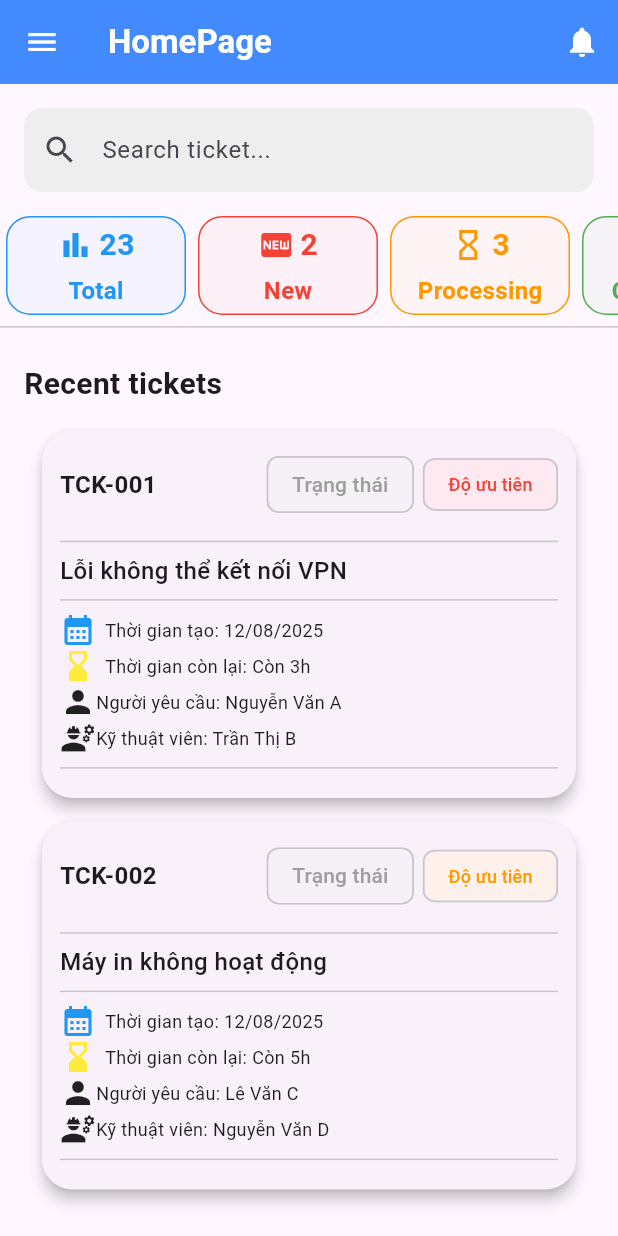
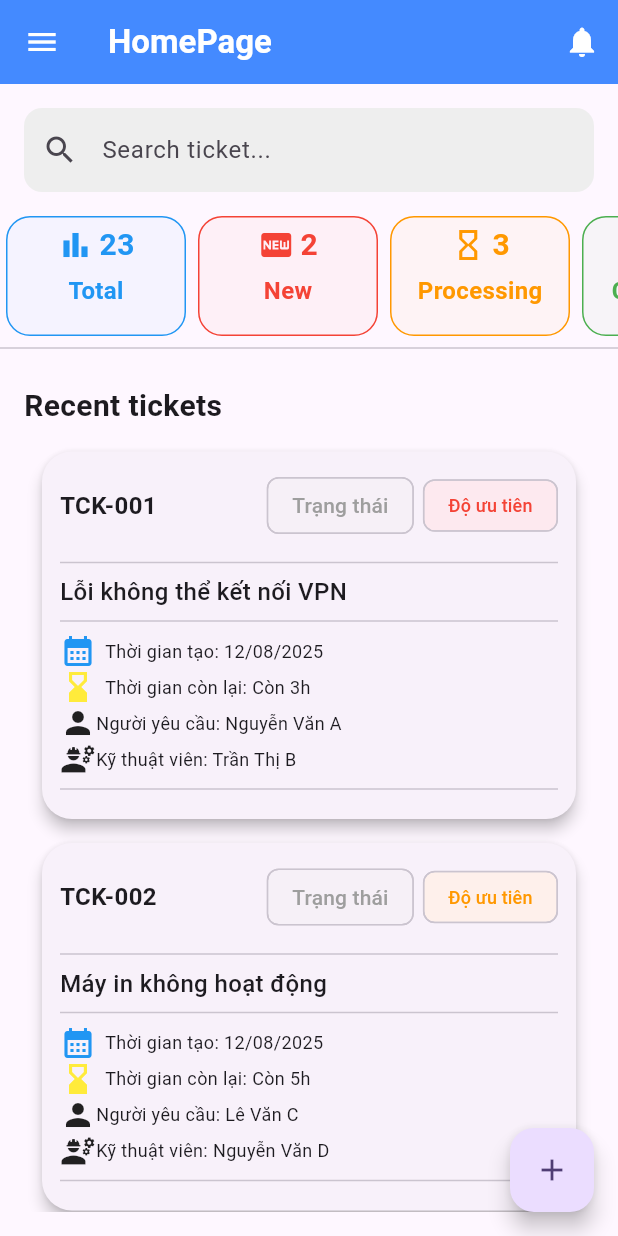
Before and after one commit to Alro127/CorpHub_Mobile, a Flutter app: the screen it shows after launch, on a phone screen of 412 x 824 dp. Run offline on Flutter 3.47's test engine with Material 3 defaults, Android fonts, the light colour scheme and no system bars.

Commit message:
Create FloatingActionButton addnewticket

```diff
--- a/lib/ui/add_new_ticket/widgets/add_new_ticket.dart
+++ b/lib/ui/add_new_ticket/widgets/add_new_ticket.dart
@@ -121,7 +121,9 @@ class _AddNewTicketState extends State<AddNewTicket> {
                   const SizedBox(width: 8),
                   Expanded(
                     child: OutlinedButton(
-                      onPressed: () {},
+                      onPressed: () {
+                        Navigator.pop(context);
+                      },
                       style: OutlinedButton.styleFrom(
                         side: const BorderSide(color: Colors.blueAccent),
                       ),
--- a/lib/ui/home_page/widgets/dashboard_stats.dart
+++ b/lib/ui/home_page/widgets/dashboard_stats.dart
@@ -7,7 +7,7 @@ class DashboardStats extends StatelessWidget {
   Widget build(BuildContext context) {
     return ConstrainedBox(
       constraints: BoxConstraints(
-        maxHeight: MediaQuery.of(context).size.height * 0.08,
+        maxHeight: 80,
       ),
       child: ListView(
         scrollDirection: Axis.horizontal,
--- a/lib/ui/home_page/widgets/home_page.dart
+++ b/lib/ui/home_page/widgets/home_page.dart
@@ -139,9 +139,15 @@ class _HomePageState extends State<HomePage> {
                   ],
                 ),
               )
-          ),
+          )
         ],
       ),
+      floatingActionButton: FloatingActionButton(
+        onPressed: (){
+          Navigator.of(context).push(MaterialPageRoute(builder: (context) => AddNewTicket()));
+        },
+        child: Icon(Icons.add),
+      )
     );
   }
 
```
